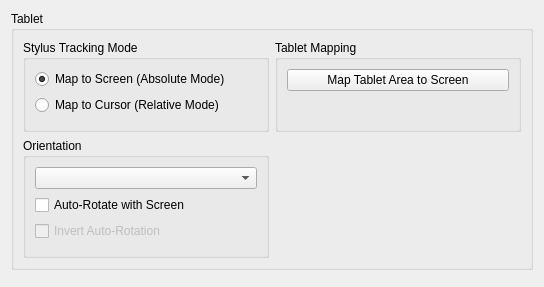
Qt form src/kcmodule/tabletpagewidget.ui (KDE/wacomtablet) before a commit.
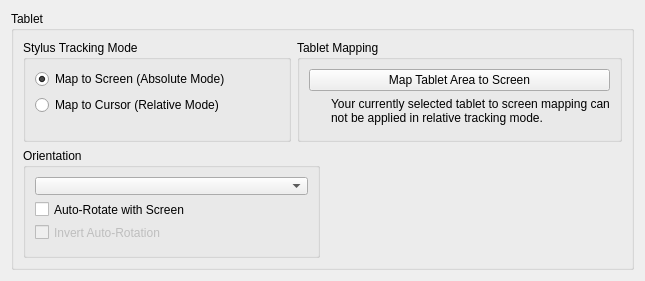
The same form after that commit. Icons and pictures are not drawn. Custom widgets are drawn as their Qt base class.

Diff of the .ui file:
```diff
--- a/src/kcmodule/tabletpagewidget.ui
+++ b/src/kcmodule/tabletpagewidget.ui
@@ -6,8 +6,8 @@
    <rect>
     <x>0</x>
     <y>0</y>
-    <width>544</width>
-    <height>287</height>
+    <width>645</width>
+    <height>280</height>
    </rect>
   </property>
   <layout class="QVBoxLayout" name="verticalLayout_9">
@@ -21,6 +21,12 @@
        <layout class="QHBoxLayout" name="horizontalLayout_3">
         <item>
          <widget class="QGroupBox" name="trackingModeGroupBox">
+          <property name="sizePolicy">
+           <sizepolicy hsizetype="MinimumExpanding" vsizetype="Preferred">
+            <horstretch>0</horstretch>
+            <verstretch>0</verstretch>
+           </sizepolicy>
+          </property>
           <property name="toolTip">
            <string>Defines how the cursor movement mode will be used.</string>
           </property>
@@ -78,6 +84,12 @@
         </item>
         <item>
          <widget class="QGroupBox" name="padMappingGroupBox">
+          <property name="sizePolicy">
+           <sizepolicy hsizetype="MinimumExpanding" vsizetype="Preferred">
+            <horstretch>0</horstretch>
+            <verstretch>0</verstretch>
+           </sizepolicy>
+          </property>
           <property name="title">
            <string>Tablet Mapping</string>
           </property>
@@ -103,6 +115,39 @@
              </property>
             </widget>
            </item>
+           <item>
+            <layout class="QHBoxLayout" name="trackingWarningLayout">
+             <item>
+              <widget class="QLabel" name="trackingWarningIcon">
+               <property name="minimumSize">
+                <size>
+                 <width>16</width>
+                 <height>16</height>
+                </size>
+               </property>
+               <property name="maximumSize">
+                <size>
+                 <width>16</width>
+                 <height>16</height>
+                </size>
+               </property>
+               <property name="text">
+                <string/>
+               </property>
+              </widget>
+             </item>
+             <item>
+              <widget class="QLabel" name="trackingWarningLabel">
+               <property name="text">
+                <string>Your currently selected tablet to screen mapping can not be applied in relative tracking mode.</string>
+               </property>
+               <property name="wordWrap">
+                <bool>true</bool>
+               </property>
+              </widget>
+             </item>
+            </layout>
+           </item>
            <item>
             <spacer name="padMappingFreeSpacer">
              <property name="orientation">
@@ -129,7 +174,7 @@
         <item>
          <widget class="QGroupBox" name="rotationGroupBox">
           <property name="sizePolicy">
-           <sizepolicy hsizetype="Preferred" vsizetype="Preferred">
+           <sizepolicy hsizetype="MinimumExpanding" vsizetype="Preferred">
             <horstretch>0</horstretch>
             <verstretch>0</verstretch>
            </sizepolicy>
@@ -187,7 +232,14 @@
          </widget>
         </item>
         <item>
-         <widget class="QWidget" name="widget" native="true"/>
+         <widget class="QWidget" name="widget" native="true">
+          <property name="sizePolicy">
+           <sizepolicy hsizetype="MinimumExpanding" vsizetype="Preferred">
+            <horstretch>0</horstretch>
+            <verstretch>0</verstretch>
+           </sizepolicy>
+          </property>
+         </widget>
         </item>
        </layout>
       </item>
```
